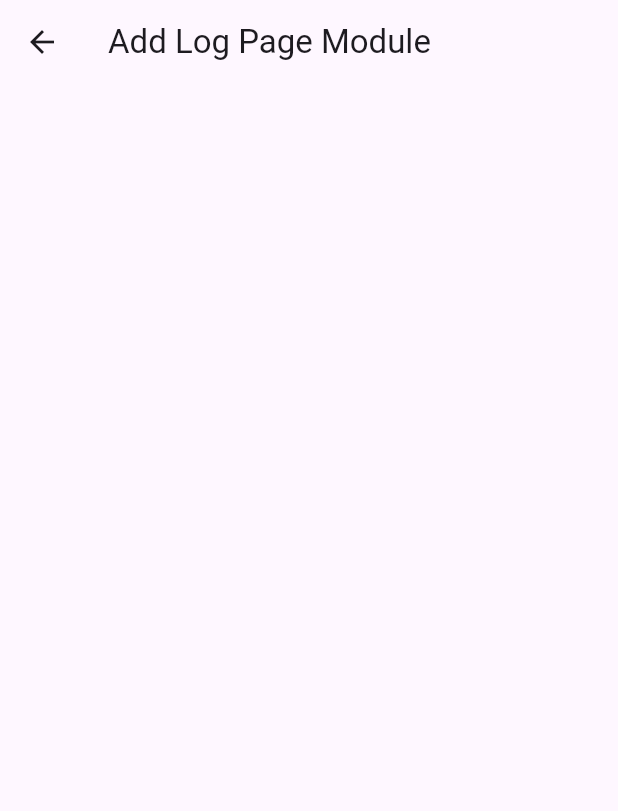
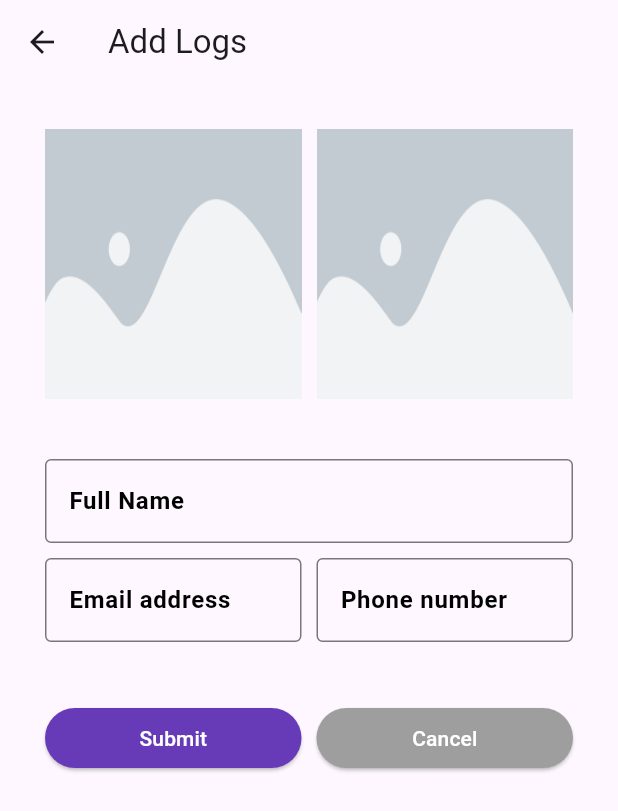
Before and after one commit to Kaiehla/intern_flutter, a Flutter app: the screen it shows after launch, in the side drawer, after a tap on "Add Entry", on a phone screen of 412 x 824 dp. Shown: the top 811 px of the screen. Run offline on Flutter 3.47's test engine with Material 3 defaults, Android fonts, the phone set to English and light mode, and no system bars.

Commit message:
panget to

```diff
--- a/lib/pages/add_log_page.dart
+++ b/lib/pages/add_log_page.dart
@@ -7,14 +7,14 @@ class add_log_page extends StatelessWidget {
   @override
   Widget build(BuildContext context) {
     return MaterialApp(
-      title: "Add Log Page Module",
+      title: "Add Logs",
       theme: ThemeData(
         colorScheme: ColorScheme.fromSeed(seedColor: Colors.deepPurple),
         useMaterial3: true,
       ),
       home: Scaffold(
         appBar: AppBar(
-          title: Text("Add Log Page Module"),
+          title: Text("Add Logs"),
           leading: IconButton(
             icon: Icon(Icons.arrow_back),
             onPressed: () {
@@ -22,7 +22,173 @@ class add_log_page extends StatelessWidget {
             },
           ),
         ),
+        body: SingleChildScrollView(
+          child: Column(
+            children: [
+            //   enter here ung functions sa baba
+              ImageFieldSection(),
+              TextFieldSection(),
+              ButtonFieldSection()
+            ],
+          )
+        )
       ),
     );
   }
 }
+
+class ImageFieldSection extends StatelessWidget {
+  const ImageFieldSection({super.key});
+
+  @override
+  Widget build(BuildContext context) {
+    return Padding(padding: EdgeInsets.all(30),
+      child: Column(
+        crossAxisAlignment: CrossAxisAlignment.start,
+        children: [
+          Row(
+            spacing: 10,
+            mainAxisAlignment: MainAxisAlignment.spaceAround,
+            children: [
+
+              // pic 1
+              Expanded(child: Container(
+                height: 180,
+                width: 60,
+                decoration: BoxDecoration(
+                  image: DecorationImage(image: AssetImage('assets/placeholder.png'),
+                  fit: BoxFit.fill
+                  ),
+                  shape: BoxShape.rectangle
+                ),
+              )
+              ),
+
+              // pic 2
+              Expanded(child: Container(
+                height: 180,
+                width: 60,
+                decoration: BoxDecoration(
+                    image: DecorationImage(image: AssetImage('assets/placeholder.png'),
+                        fit: BoxFit.fill
+                    ),
+                    shape: BoxShape.rectangle
+                ),
+              )
+              )
+            ],
+          ),
+        ],
+      ),
+    );
+  }
+}
+
+class TextFieldSection extends StatelessWidget {
+  const TextFieldSection({super.key});
+
+  @override
+  Widget build(BuildContext context) {
+    return Padding(padding: EdgeInsets.only(bottom: 10, left: 30, right: 30),
+      child: Column(
+        crossAxisAlignment: CrossAxisAlignment.start,
+        children: [
+          Padding(padding: EdgeInsets.only(top: 10, bottom: 10),
+              child: TextField(
+                decoration: InputDecoration(
+                    border: OutlineInputBorder(),
+                    hintText: "Full Name",
+                    hintStyle: TextStyle(
+                        fontWeight: FontWeight.bold,
+                        color: Colors.black
+                    ),
+                    hintMaxLines: 2
+                ),
+              )
+          ),
+
+          Row(
+            spacing: 10,
+            mainAxisAlignment: MainAxisAlignment.spaceAround,
+            children: [
+              Expanded(child:
+              TextField(
+                decoration: InputDecoration(
+                  border: OutlineInputBorder(),
+                  hintText: "Email address",
+                  hintStyle: TextStyle(
+                    fontWeight: FontWeight.bold,
+                    color: Colors.black,
+                  ),
+                  hintMaxLines: 2,
+                ),
+              )
+              ),
+
+              Expanded(child:
+              TextField(
+                  decoration: InputDecoration(
+                    border: OutlineInputBorder(),
+                    hintText: "Phone number",
+                    hintStyle: TextStyle(
+                      fontWeight: FontWeight.bold,
+                      color: Colors.black,
+                    ),
+                    hintMaxLines: 2,
+                  )
+              )
+              ),
+            ],
+          ),
+        ],
+      ),
+    );
+  }
+}
+
+class ButtonFieldSection extends StatelessWidget {
+  const ButtonFieldSection({super.key});
+
+  @override
+  Widget build(BuildContext context) {
+    return Padding(padding: EdgeInsets.all(30),
+        child: Row(
+          spacing: 10,
+          mainAxisAlignment: MainAxisAlignment.spaceAround,
+          children: [
+            Expanded(child:
+            ElevatedButton(
+                onPressed: () {},
+                style: ElevatedButton.styleFrom(
+                  backgroundColor: Colors.deepPurple,
+                  foregroundColor: Colors.white,
+                ),
+                child: Text("Submit")
+            )
+            ),
+            Expanded(child:
+            ElevatedButton(
+                onPressed: () {},
+                style: ElevatedButton.styleFrom(
+                  backgroundColor: Colors.grey,
+                  foregroundColor: Colors.white,
+                ),
+                child: Text("Cancel"))
+            ),
+
+
+
+            // Expanded(child:
+            // ElevatedButton.icon(onPressed: () {},
+            //     icon: Icon(
+            //       Icons.home,
+            //       color: Colors.red,
+            //       size: 30.0,
+            //     ),
+            //     label: Text("Enabled with icons"))
+            // ),
+          ],
+        )
+    );
+  }
+}
--- a/pubspec.yaml
+++ b/pubspec.yaml
@@ -60,6 +60,7 @@ flutter:
   # To add assets to your application, add an assets section, like this:
   assets:
     - assets/Kaiehla.jpg
+    - assets/placeholder.png
   #   - images/a_dot_ham.jpeg
 
   # An image asset can refer to one or more resolution-specific "variants", see
```
Also changed, not shown: assets/placeholder.png (added).
